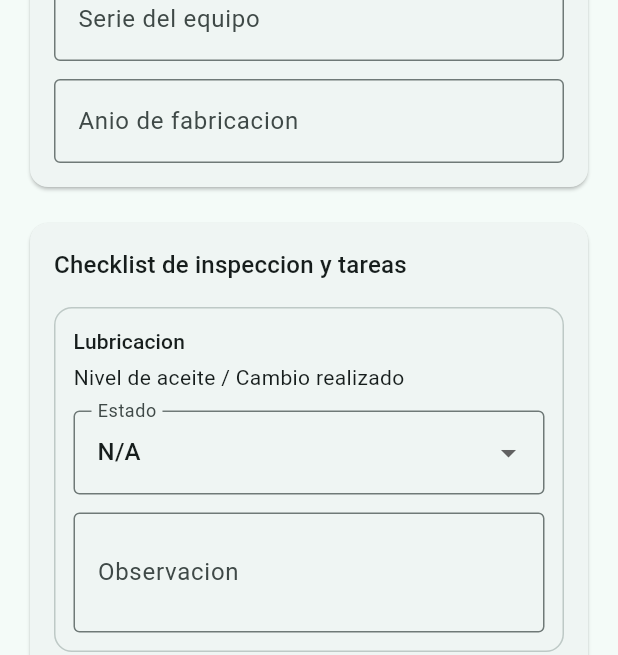
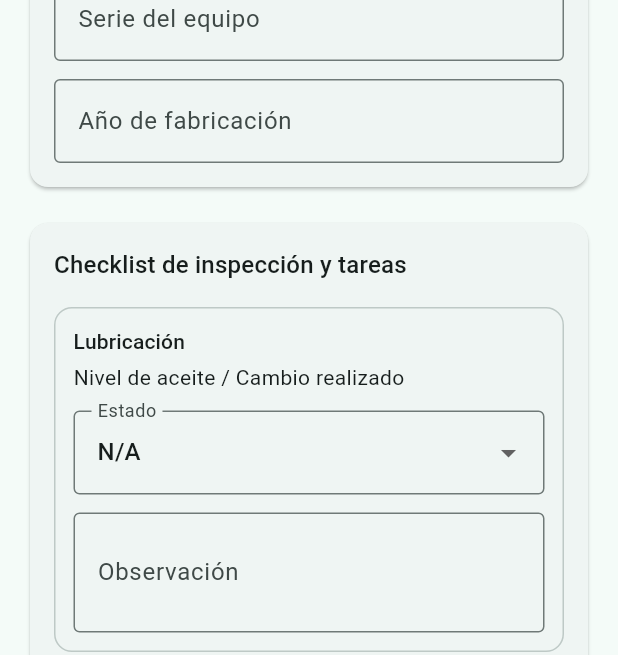
Before and after one commit to 4lanPz/APP_CONTROL_INFORMES, a Flutter app: the ReportFormScreen screen opened directly with empty values, scrolled down 576 dp, on a phone screen of 412 x 824 dp. Shown: the part 317-972 px from the top of the screen. Run offline on Flutter 3.47's test engine with Material 3 defaults, Android fonts, the phone set to English and light mode, and no system bars; our stand-ins replace image_picker, pdf, printing, sqflite, supabase_flutter; accounts and stored records are empty.

Commit message:
cambio formato pdf | se agrega bloque de firma | se corrigen las tildes

```diff
--- a/lib/src/application/report_workflow_service.dart
+++ b/lib/src/application/report_workflow_service.dart
@@ -65,6 +65,7 @@ class ReportWorkflowService {
         name: '',
         identification: '',
       ),
+      technicianSignaturePath: '',
       clientContact: const ClientContactInfo(
         name: '',
         role: '',
@@ -129,6 +130,20 @@ class ReportWorkflowService {
     return report.copyWith(photos: updatedPhotos);
   }
 
+  Future<MaintenanceReport> attachTechnicianSignature({
+    required MaintenanceReport report,
+    required List<int> bytes,
+  }) async {
+    final signaturePath = await _fileService.persistTechnicianSignature(
+      reportUuid: report.uuid,
+      bytes: bytes,
+    );
+
+    return report.copyWith(
+      technicianSignaturePath: signaturePath,
+    );
+  }
+
   Future<File> generatePdf(
     MaintenanceReport report, {
     String? logoPath,
@@ -185,7 +200,7 @@ class ReportWorkflowService {
   List<InspectionChecklistEntry> _defaultChecklist() {
     return const [
       InspectionChecklistEntry(
-        system: 'Lubricacion',
+        system: 'Lubricación',
         item: 'Nivel de aceite / Cambio realizado',
         state: InspectionState.notApplicable,
         observation: '',
@@ -197,20 +212,20 @@ class ReportWorkflowService {
         observation: '',
       ),
       InspectionChecklistEntry(
-        system: 'Refrigeracion',
+        system: 'Refrigeración',
         item: 'Nivel refrigerante / Radiador / Mangueras',
         state: InspectionState.notApplicable,
         observation: '',
       ),
       InspectionChecklistEntry(
-        system: 'Admision/Escape',
+        system: 'Admisión/Escape',
         item: 'Filtro de aire / Estado del silenciador',
         state: InspectionState.notApplicable,
         observation: '',
       ),
       InspectionChecklistEntry(
-        system: 'Electrico',
-        item: 'Estado de baterias / Voltaje / Bornes',
+        system: 'Eléctrico',
+        item: 'Estado de baterías / Voltaje / Bornes',
         state: InspectionState.notApplicable,
         observation: '',
       ),
@@ -221,8 +236,8 @@ class ReportWorkflowService {
         observation: '',
       ),
       InspectionChecklistEntry(
-        system: 'Mecanico',
-        item: 'Correas / Tension / Desgaste / Soportes',
+        system: 'Mecánico',
+        item: 'Correas / Tensión / Desgaste / Soportes',
         state: InspectionState.notApplicable,
         observation: '',
       ),
--- a/lib/src/data/remote/supabase_sync_service.dart
+++ b/lib/src/data/remote/supabase_sync_service.dart
@@ -67,8 +67,8 @@ class SupabaseSyncService {
       successfulUuids: successfulUuids,
       failedUuids: failedUuids,
       message: failedUuids.isEmpty
-          ? 'Sincronizacion completada.'
-          : 'Sincronizacion parcial.',
+          ? 'Sincronización completada.'
+          : 'Sincronización parcial.',
     );
   }
 
--- a/lib/src/domain/models/maintenance_report.dart
+++ b/lib/src/domain/models/maintenance_report.dart
@@ -18,7 +18,7 @@ enum MaintenanceType {
 
 enum InspectionState {
   ok('ok', 'OK'),
-  actionRequired('requiere_accion', 'Requiere accion'),
+  actionRequired('requiere_accion', 'Requiere acción'),
   notApplicable('na', 'N/A');
 
   const InspectionState(this.apiValue, this.label);
@@ -379,6 +379,7 @@ class MaintenanceReport {
     required this.activitiesAndParts,
     required this.observationsAndRecommendations,
     required this.technician,
+    required this.technicianSignaturePath,
     required this.clientContact,
     required this.photos,
     required this.syncStatus,
@@ -399,6 +400,7 @@ class MaintenanceReport {
   final String activitiesAndParts;
   final String observationsAndRecommendations;
   final TechnicianInfo technician;
+  final String technicianSignaturePath;
   final ClientContactInfo clientContact;
   final ReportPhotos photos;
   final SyncStatus syncStatus;
@@ -419,6 +421,7 @@ class MaintenanceReport {
     String? activitiesAndParts,
     String? observationsAndRecommendations,
     TechnicianInfo? technician,
+    String? technicianSignaturePath,
     ClientContactInfo? clientContact,
     ReportPhotos? photos,
     SyncStatus? syncStatus,
@@ -440,6 +443,8 @@ class MaintenanceReport {
       observationsAndRecommendations: observationsAndRecommendations ??
           this.observationsAndRecommendations,
       technician: technician ?? this.technician,
+      technicianSignaturePath:
+          technicianSignaturePath ?? this.technicianSignaturePath,
       clientContact: clientContact ?? this.clientContact,
       photos: photos ?? this.photos,
       syncStatus: syncStatus ?? this.syncStatus,
@@ -464,6 +469,7 @@ class MaintenanceReport {
       'actividades_repuestos': activitiesAndParts,
       'observaciones_recomendaciones': observationsAndRecommendations,
       'tecnico': technician.toJson(),
+      'firma_tecnico_ruta_local': technicianSignaturePath,
       'responsable_cliente': clientContact.toJson(),
       'fotos': photos.toJson(),
       'estado_sync': syncStatus.apiValue,
@@ -515,6 +521,8 @@ class MaintenanceReport {
       observationsAndRecommendations:
           (json['observaciones_recomendaciones'] ?? '') as String,
       technician: TechnicianInfo.fromJson(technicianJson),
+      technicianSignaturePath:
+          (json['firma_tecnico_ruta_local'] ?? '') as String,
       clientContact: ClientContactInfo.fromJson(clientJson),
       photos: ReportPhotos.fromJson(photosJson),
       syncStatus: SyncStatus.fromApiValue(json['estado_sync'] as String?),
--- a/lib/src/presentation/screens/report_form_screen.dart
+++ b/lib/src/presentation/screens/report_form_screen.dart
@@ -1,5 +1,6 @@
 import 'dart:async';
 import 'dart:io';
+import 'dart:typed_data';
 
 import 'package:flutter/material.dart';
 import 'package:image_picker/image_picker.dart';
@@ -9,6 +10,7 @@ import '../../domain/models/maintenance_report.dart';
 import '../../services/editing_session_service.dart';
 import '../../services/report_file_service.dart';
 import '../widgets/draft_app_bar_title.dart';
+import 'signature_capture_screen.dart';
 
 class ReportFormScreen extends StatefulWidget {
   const ReportFormScreen({
@@ -39,6 +41,7 @@ class _ReportFormScreenState extends State<ReportFormScreen>
   late bool _hasAbnormalNoiseOrVibration;
   late List<String> _beforePhotoPaths;
   late List<String> _afterPhotoPaths;
+  late String _technicianSignaturePath;
 
   late final TextEditingController _locationController;
   late final TextEditingController _hourMeterController;
@@ -85,6 +88,7 @@ class _ReportFormScreenState extends State<ReportFormScreen>
         _workingReport.tests.hasAbnormalNoiseOrVibration;
     _beforePhotoPaths = List<String>.from(_workingReport.photos.beforePaths);
     _afterPhotoPaths = List<String>.from(_workingReport.photos.afterPaths);
+    _technicianSignaturePath = _workingReport.technicianSignaturePath;
 
     _locationController = TextEditingController(text: _workingReport.location);
     _hourMeterController =
@@ -268,13 +272,13 @@ class _ReportFormScreenState extends State<ReportFormScreen>
               const SizedBox(height: 12),
               _buildTextField(
                 controller: _locationController,
-                label: 'Ubicacion / sede',
+                label: 'Ubicación / sede',
                 fieldKey: 'location',
               ),
               const SizedBox(height: 12),
               _buildTextField(
                 controller: _hourMeterController,
-                label: 'Horometro actual',
+                label: 'Horómetro actual',
                 fieldKey: 'hour_meter',
                 keyboardType: TextInputType.number,
               ),
@@ -282,7 +286,7 @@ class _ReportFormScreenState extends State<ReportFormScreen>
           ),
           const SizedBox(height: 16),
           _buildSectionCard(
-            title: 'Identificacion del equipo',
+            title: 'Identificación del equipo',
             children: [
               _buildTextField(
                 controller: _engineBrandController,
@@ -316,7 +320,7 @@ class _ReportFormScreenState extends State<ReportFormScreen>
               const SizedBox(height: 12),
               _buildTextField(
                 controller: _manufactureYearController,
-                label: 'Anio de fabricacion',
+                label: 'Año de fabricación',
                 fieldKey: 'manufacture_year',
                 keyboardType: TextInputType.number,
               ),
@@ -324,7 +328,7 @@ class _ReportFormScreenState extends State<ReportFormScreen>
           ),
           const SizedBox(height: 16),
           _buildSectionCard(
-            title: 'Checklist de inspeccion y tareas',
+            title: 'Checklist de inspección y tareas',
             children: List.generate(
               _workingReport.checklist.length,
               _buildChecklistItem,
@@ -364,7 +368,7 @@ class _ReportFormScreenState extends State<ReportFormScreen>
               const SizedBox(height: 12),
               _buildTextField(
                 controller: _oilPressureController,
-                label: 'Presion de aceite (PSI)',
+                label: 'Presión de aceite (PSI)',
                 fieldKey: 'oil_pressure_psi',
                 keyboardType: TextInputType.number,
               ),
@@ -379,7 +383,7 @@ class _ReportFormScreenState extends State<ReportFormScreen>
               SwitchListTile(
                 contentPadding: EdgeInsets.zero,
                 title: const Text('Ruidos o vibraciones anormales'),
-                subtitle: Text(_hasAbnormalNoiseOrVibration ? 'Si' : 'No'),
+                subtitle: Text(_hasAbnormalNoiseOrVibration ? 'Sí' : 'No'),
                 value: _hasAbnormalNoiseOrVibration,
                 onChanged: (value) {
                   setState(() {
@@ -396,7 +400,7 @@ class _ReportFormScreenState extends State<ReportFormScreen>
             children: [
               _buildTextField(
                 controller: _activitiesController,
-                label: 'Descripcion de actividades / repuestos utilizados',
+                label: 'Descripción de actividades / repuestos utilizados',
                 fieldKey: 'activities',
                 maxLines: 4,
               ),
@@ -404,17 +408,17 @@ class _ReportFormScreenState extends State<ReportFormScreen>
           ),
           const SizedBox(height: 16),
           _buildSectionCard(
-            title: 'Validacion',
+            title: 'Validación',
             children: [
               _buildTextField(
                 controller: _technicianNameController,
-                label: 'Nombre del tecnico',
+                label: 'Nombre del técnico',
                 fieldKey: 'technician_name',
               ),
               const SizedBox(height: 12),
               _buildTextField(
                 controller: _technicianIdController,
-                label: 'Identificacion del tecnico',
+                label: 'Identificación del técnico',
                 fieldKey: 'technician_identification',
                 keyboardType: TextInputType.number,
               ),
@@ -459,6 +463,13 @@ class _ReportFormScreenState extends State<ReportFormScreen>
                 fieldKey: 'observations',
                 maxLines: 4,
               ),
+            ],
+          ),
+          const SizedBox(height: 16),
+          _buildSectionCard(
+            title: 'Firma del técnico',
+            children: [
+              _buildTechnicianSignatureField(),
             ],
           ),
         ],
@@ -566,7 +577,7 @@ class _ReportFormScreenState extends State<ReportFormScreen>
           const SizedBox(height: 12),
           _buildTextField(
             controller: _checklistObservationControllers[index],
-            label: 'Observacion',
+            label: 'Observación',
             fieldKey: 'checklist_observation_$index',
             maxLines: 2,
           ),
@@ -583,8 +594,8 @@ class _ReportFormScreenState extends State<ReportFormScreen>
     final isBusy = _photoBeingPicked == type;
     final hasError = _hasFieldError(_photoFieldKey(type));
     final helperText = paths.isEmpty
-        ? 'Aun no agregas imagenes.'
-        : 'Manten presionado el icono para arrastrar y ordenar.';
+        ? 'Aún no agregas imágenes.'
+        : 'Mantén presionado el ícono para arrastrar y ordenar.';
 
     return Column(
       crossAxisAlignment: CrossAxisAlignment.start,
@@ -603,7 +614,7 @@ class _ReportFormScreenState extends State<ReportFormScreen>
                   child: CircularProgressIndicator(strokeWidth: 2.2),
                 )
               : const Icon(Icons.photo_library_outlined),
-          label: Text(isBusy ? 'Cargando...' : 'Agregar desde galeria'),
+          label: Text(isBusy ? 'Cargando...' : 'Agregar desde galería'),
         ),
         const SizedBox(height: 10),
         AnimatedContainer(
@@ -624,7 +635,7 @@ class _ReportFormScreenState extends State<ReportFormScreen>
             crossAxisAlignment: CrossAxisAlignment.start,
             children: [
               Text(
-                '${paths.length} ${paths.length == 1 ? 'imagen cargada' : 'imagenes cargadas'}',
+                '${paths.length} ${paths.length == 1 ? 'imagen cargada' : 'imágenes cargadas'}',
                 style: Theme.of(context).textTheme.bodyMedium,
               ),
               const SizedBox(height: 4),
@@ -658,7 +669,7 @@ class _ReportFormScreenState extends State<ReportFormScreen>
         if (hasError && paths.isEmpty) ...[
           const SizedBox(height: 6),
           Text(
-            'Agrega al menos una imagen en esta seccion.',
+            'Agrega al menos una imagen en esta sección.',
             style: TextStyle(
               color: Theme.of(context).colorScheme.error,
               fontSize: 12,
@@ -729,6 +740,74 @@ class _ReportFormScreenState extends State<ReportFormScreen>
           ],
         ),
       ),
+    );
+  }
+
+  Widget _buildTechnicianSignatureField() {
+    final hasError = _hasFieldError('technician_signature');
+    final signatureFile = File(_technicianSignaturePath);
+    final hasSignature =
+        _technicianSignaturePath.trim().isNotEmpty && signatureFile.existsSync();
+
+    return Column(
+      crossAxisAlignment: CrossAxisAlignment.start,
+      children: [
+        InkWell(
+          borderRadius: BorderRadius.circular(16),
+          onTap: _openTechnicianSignatureModal,
+          child: Ink(
+            height: 180,
+            width: double.infinity,
+            decoration: BoxDecoration(
+              color: Colors.white,
+              borderRadius: BorderRadius.circular(16),
+              border: Border.all(
+                color: hasError
+                    ? Theme.of(context).colorScheme.error
+                    : Theme.of(context).colorScheme.outlineVariant,
+                width: hasError ? 1.6 : 1,
+              ),
+            ),
+            child: hasSignature
+                ? Padding(
+                    padding: const EdgeInsets.all(10),
+                    child: Image.file(
+                      signatureFile,
+                      fit: BoxFit.contain,
+                    ),
+                  )
+                : Column(
+                    mainAxisAlignment: MainAxisAlignment.center,
+                    children: [
+                      Icon(
+                        Icons.draw_outlined,
+                        size: 38,
+                        color: Theme.of(context).colorScheme.primary,
+                      ),
+                      const SizedBox(height: 10),
+                      const Text('Toca para agregar la firma'),
+                    ],
+                  ),
+          ),
+        ),
+        const SizedBox(height: 8),
+        Text(
+          hasSignature
+              ? 'Toca el recuadro para actualizar la firma.'
+              : 'Toca el recuadro para abrir el modal de firma.',
+          style: Theme.of(context).textTheme.bodySmall,
+        ),
+        if (hasError) ...[
+          const SizedBox(height: 6),
+          Text(
+            'La firma del técnico es obligatoria.',
+            style: TextStyle(
+              color: Theme.of(context).colorScheme.error,
+              fontSize: 12,
+            ),
+          ),
+        ],
+      ],
     );
   }
 
@@ -855,6 +934,50 @@ class _ReportFormScreenState extends State<ReportFormScreen>
     }
   }
 
+  Future<void> _openTechnicianSignatureModal() async {
+    final signatureBytes = await showModalBottomSheet<Uint8List>(
+      context: context,
+      isScrollControlled: true,
+      useSafeArea: true,
+      backgroundColor: Colors.transparent,
+      builder: (context) => const FractionallySizedBox(
+        heightFactor: 0.9,
+        child: SignatureCaptureScreen(),
+      ),
+    );
+
+    if (!mounted || signatureBytes == null) {
+      return;
+    }
+
+    try {
+      final updatedReport = await widget.reportService.attachTechnicianSignature(
+        report: _buildReportFromFields(),
+        bytes: signatureBytes,
+      );
+      if (!mounted) {
+        return;
+      }
+
+      setState(() {
+        _workingReport = updatedReport;
+        _technicianSignaturePath = updatedReport.technicianSignaturePath;
+      });
+      _clearFieldError('technician_signature');
+      _markFormChanged(immediate: true);
+    } catch (error) {
+      if (!mounted) {
+        return;
+      }
+
+      ScaffoldMessenger.of(context).showSnackBar(
+        SnackBar(
+          content: Text('No se pudo guardar la firma: $error'),
+        ),
+      );
+    }
+  }
+
   MaintenanceReport _buildReportFromFields() {
     final checklist = List<InspectionChecklistEntry>.generate(
       _workingReport.checklist.length,
@@ -897,6 +1020,7 @@ class _ReportFormScreenState extends State<ReportFormScreen>
         name: _clientNameController.text.trim(),
         role: _clientRoleController.text.trim(),
       ),
+      technicianSignaturePath: _technicianSignaturePath,
       photos: _workingReport.photos.copyWith(
         beforePaths: List<String>.from(_beforePhotoPaths),
         afterPaths: List<String>.from(_afterPhotoPaths),
@@ -994,6 +1118,7 @@ class _ReportFormScreenState extends State<ReportFormScreen>
         report.observationsAndRecommendations.trim().isNotEmpty ||
         report.technician.name.trim().isNotEmpty ||
         report.technician.identification.trim().isNotEmpty ||
+        report.technicianSignaturePath.trim().isNotEmpty ||
         report.clientContact.name.trim().isNotEmpty ||
         report.clientContact.role.trim().isNotEmpty ||
         report.photos.beforePaths.isNotEmpty ||
@@ -1064,6 +1189,9 @@ class _ReportFormScreenState extends State<ReportFormScreen>
     }
     if (report.technician.identification.trim().isEmpty) {
       invalidFields.add('technician_identification');
+    }
+    if (report.technicianSignaturePath.trim().isEmpty) {
+      invalidFields.add('technician_signature');
     }
     if (report.clientContact.name.trim().isEmpty) {
       invalidFields.add('client_name');
--- a/lib/src/presentation/screens/reports_home_screen.dart
+++ b/lib/src/presentation/screens/reports_home_screen.dart
@@ -295,12 +295,12 @@ class _ReportsHomeScreenState extends State<ReportsHomeScreen> {
           crossAxisAlignment: CrossAxisAlignment.start,
           children: [
             Text(
-              'Todavia no hay informes guardados.',
+              'Todavía no hay informes guardados.',
               style: Theme.of(context).textTheme.titleMedium,
             ),
             const SizedBox(height: 8),
             const Text(
-              'Usa el boton "Nuevo informe" para registrar el primer mantenimiento.',
+              'Usa el botón "Nuevo informe" para registrar el primer mantenimiento.',
             ),
           ],
         ),
@@ -371,7 +371,7 @@ class _ReportsHomeScreenState extends State<ReportsHomeScreen> {
                               ),
                               const SizedBox(height: 6),
                               Text(
-                                'Tecnico: ${report.technician.name.isEmpty ? '-' : report.technician.name}',
+                                'Técnico: ${report.technician.name.isEmpty ? '-' : report.technician.name}',
                               ),
                               Text(
                                 'Fecha: ${_formatDate(report.serviceDate)}',
```
Also changed, not shown: lib/src/presentation/screens/signature_capture_screen.dart (added, +222 -0 lines), lib/src/services/report_file_service.dart (+19 -0 lines), lib/src/services/report_pdf_service.dart (+37 -18 lines), lib/src/services/report_validator.dart (+12 -9 lines).
